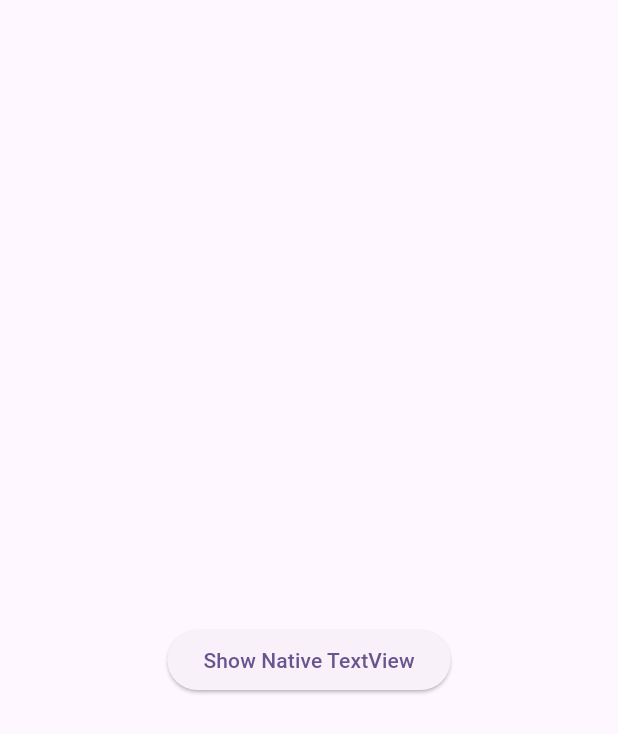
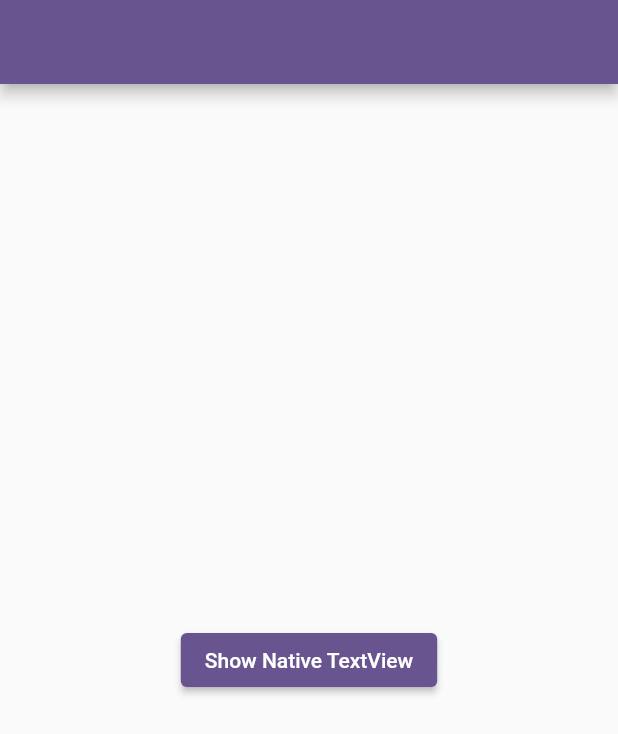
Before and after one commit to sharadgoregore/nativeui, a Flutter app: the screen it shows after launch, on a phone screen of 412 x 824 dp. Shown: the top 734 px of the screen. Run offline on Flutter 3.47's test engine with Material 3 defaults, Android fonts, the phone set to English and light mode, and no system bars.

Commit message:
initial commit to sharad branch

```diff
--- a/lib/main.dart
+++ b/lib/main.dart
@@ -12,11 +12,11 @@ class MyApp extends StatelessWidget {
   @override
   Widget build(BuildContext context) {
     return MaterialApp(
-      title: 'Flutter Demos',
+      title: 'sqaush test',
       theme: ThemeData(
 
         colorScheme: ColorScheme.fromSeed(seedColor: Colors.deepPurple),
-        useMaterial3: true,
+        useMaterial3: false,
       ),
       home:  NativeUi(),
     );
```
